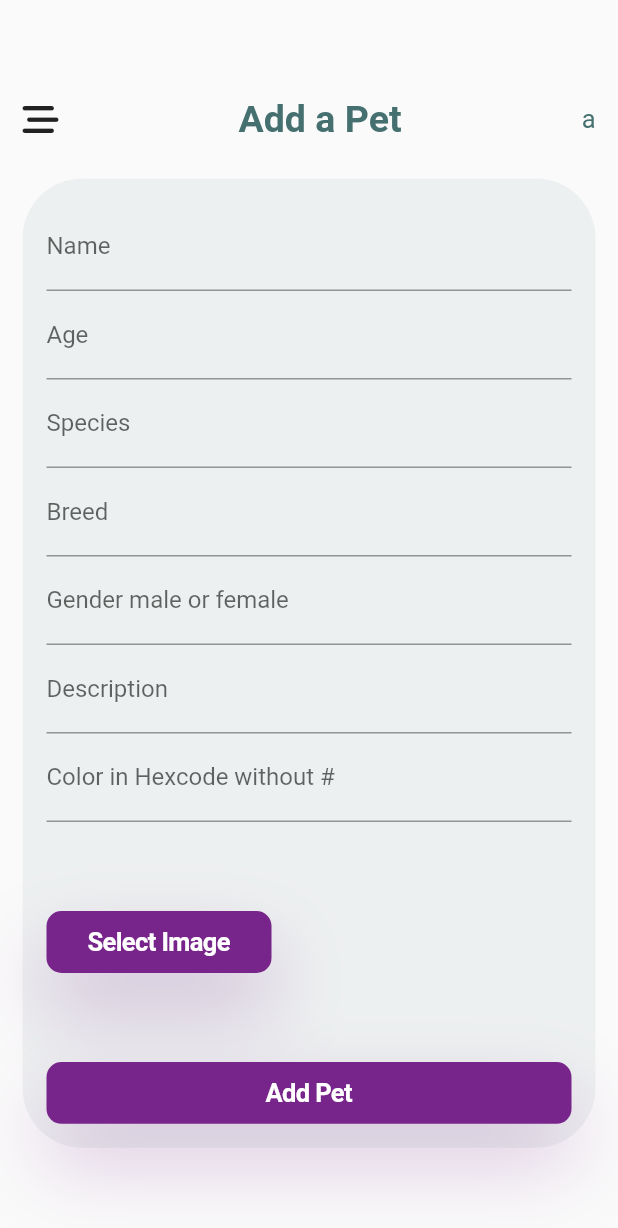
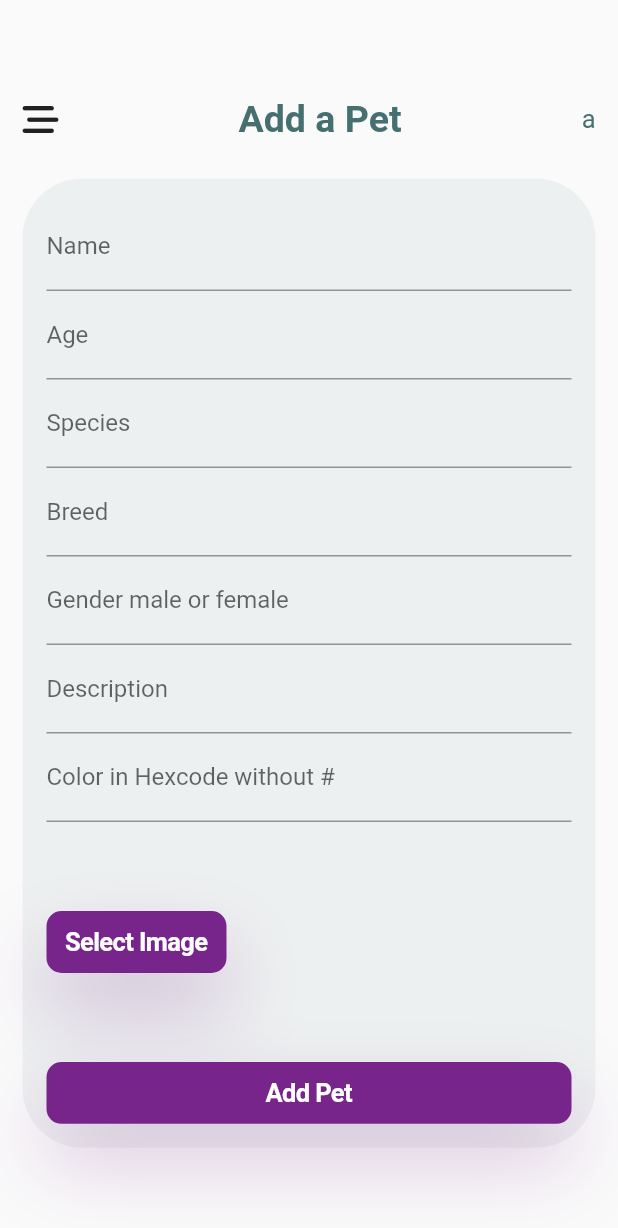
Before and after one commit to Hoaxn/Pet_Adoption, a Flutter app: the AddPetScreen screen opened by its route, on a phone screen of 412 x 824 dp. Shown: the top 1228 px of the screen. Run offline on Flutter 3.47's test engine with Material 2 defaults, Android fonts, the phone set to English and light mode, and no system bars; our stand-ins replace connectivity_plus, dartz, dio, equatable, flutter_riverpod, flutter_svg and 9 more; missing offline and left inert: all_sensors2; accounts and stored records are empty; network calls fail.

Commit message:
Some changes

```diff
--- a/lib/config/constants/theme_constant.dart
+++ b/lib/config/constants/theme_constant.dart
@@ -13,10 +13,8 @@ class ThemeConstant {
   static Color secondaryColor = const Color(0xffCD82DE);
   // static Color thirdColor = const Color.fromARGB(255, 197, 143, 211);
 
-  static Color kInputColor = const Color(0xff3C3C43);
-  static Color kButtonColor = const Color(0xff78258B);
-
-  static Color kWhiteColor = Colors.white;
+  static Color inputColor = const Color(0xff3C3C43);
+  static Color buttonColor = const Color(0xff78258B);
 
   // ThemeData darkTheme = ThemeData(
   //   brightness: Brightness.dark,
--- a/lib/core/common/widget/primary_button.dart
+++ b/lib/core/common/widget/primary_button.dart
@@ -51,13 +51,13 @@ class PrimaryButton extends StatelessWidget {
             Container(
               alignment: Alignment.center,
               decoration: BoxDecoration(
-                color: buttonColor ?? ThemeConstant.kButtonColor,
+                color: buttonColor ?? ThemeConstant.buttonColor,
                 borderRadius: borderRadius ?? BorderRadius.circular(10),
               ),
               child: Text(
                 text,
-                style: TextStyle(
-                  color: ThemeConstant.kWhiteColor,
+                style: const TextStyle(
+                  color: Colors.white,
                   fontWeight: FontWeight.w700,
                 ),
               ),
--- a/lib/core/common/widget/seconday_button.dart
+++ b/lib/core/common/widget/seconday_button.dart
@@ -52,13 +52,13 @@ class SecondaryButton extends StatelessWidget {
             Container(
               alignment: Alignment.center,
               decoration: BoxDecoration(
-                color: ThemeConstant.kButtonColor,
+                color: ThemeConstant.buttonColor,
                 borderRadius: borderRadius ?? BorderRadius.circular(10),
               ),
               child: Text(
                 text,
-                style: TextStyle(
-                  color: ThemeConstant.kWhiteColor,
+                style: const TextStyle(
+                  color: Colors.white,
                   fontWeight: FontWeight.w700,
                 ),
               ),
--- a/lib/features/auth/presentation/viewmodel/auth_view_model.dart
+++ b/lib/features/auth/presentation/viewmodel/auth_view_model.dart
@@ -1,5 +1,6 @@
 import 'package:flutter/material.dart';
 import 'package:flutter_riverpod/flutter_riverpod.dart';
+import 'package:pet_adoption_app/config/routers/app_route.dart';
 import 'package:pet_adoption_app/core/common/snackbar/my_snackbar.dart';
 import 'package:pet_adoption_app/features/auth/domain/entity/user_entity.dart';
 import 'package:pet_adoption_app/features/auth/domain/usecase/auth_usecase.dart';
@@ -58,7 +59,7 @@ class AuthViewModel extends StateNotifier<AuthState> {
       },
       (success) {
         state = state.copyWith(isLoading: false, error: null);
-        // Navigator.pushReplacementNamed(context, AppRoute.homeRoute);
+        Navigator.pushReplacementNamed(context, AppRoute.homeRoute);
         isLogin = success;
       },
     );
--- a/lib/features/pets/presentation/view/add_pet_screen.dart
+++ b/lib/features/pets/presentation/view/add_pet_screen.dart
@@ -225,7 +225,7 @@ class _AddPetScreenState extends ConsumerState<AddPetScreen> {
                                 onPressed: () {
                                   _pickImage(ImageSource.gallery);
                                 },
-                                buttonWidth: 150,
+                                buttonWidth: 120,
                                 isLoading: false,
                               ),
                               const SizedBox(
@@ -243,7 +243,7 @@ class _AddPetScreenState extends ConsumerState<AddPetScreen> {
                                 Image.network(
                                   'http://192.168.1.67:3000/uploads/${pet!.image!}',
                                   fit: BoxFit.contain,
-                                  width: 200,
+                                  width: 190,
                                   height: 200,
                                 ),
                             ],
```
Also changed, not shown: lib/features/auth/presentation/view/login_screen.dart (+10 -15 lines), lib/features/auth/presentation/view/register_screen.dart (+22 -27 lines).
